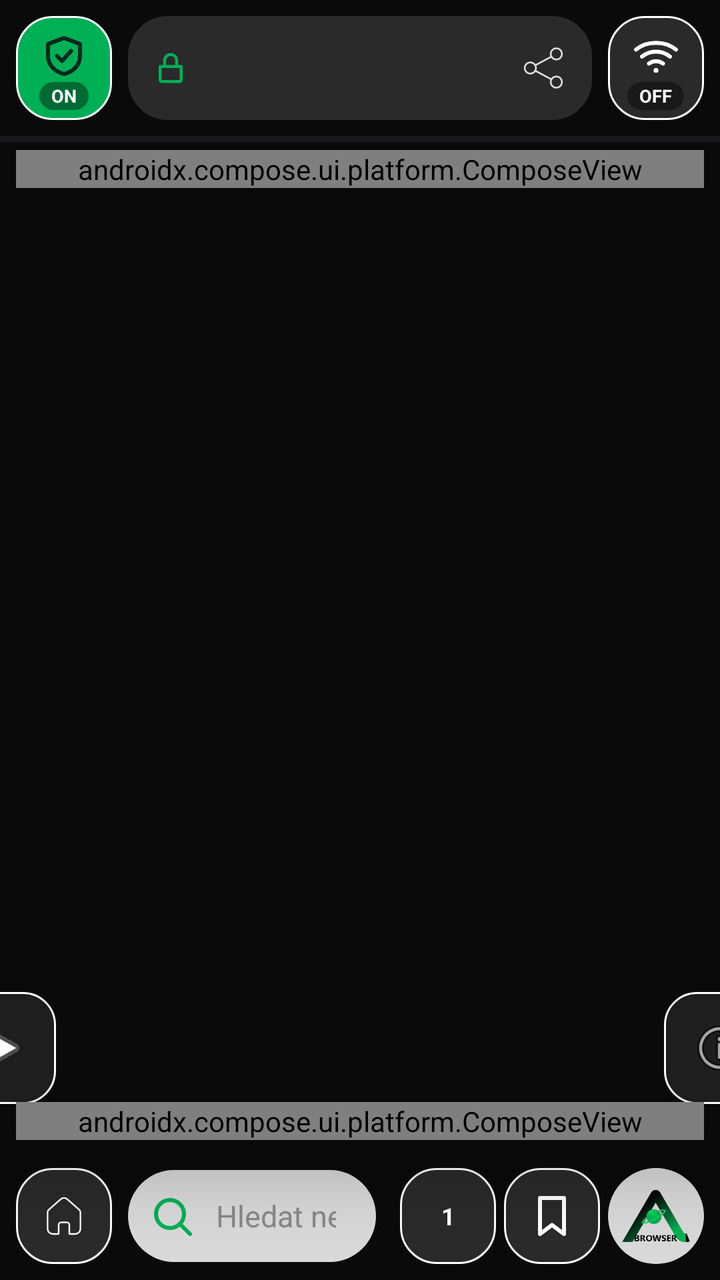
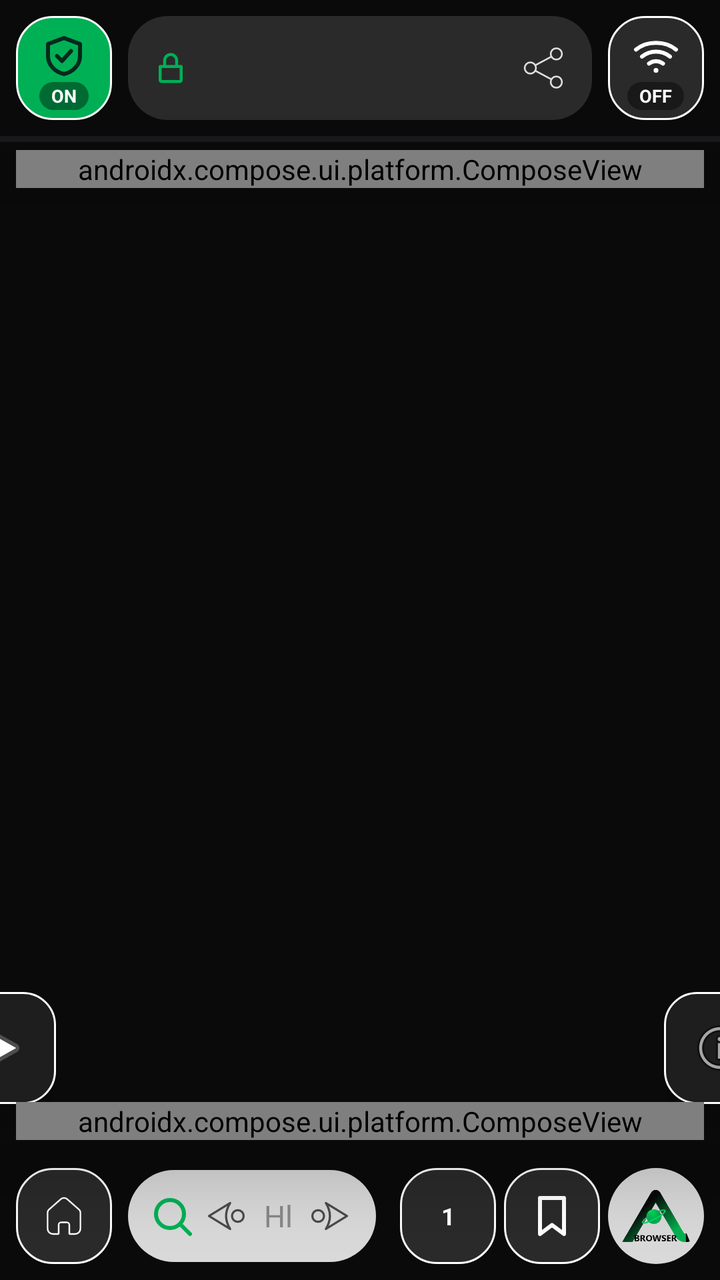

Compare the two renders of this Android layout. The source of the first and the diff that turns it into the second are given below.
<!-- AndroidManifest.xml: application theme Theme.ActimelTeamBrowser -->
<!-- res/layout/activity_main.xml -->
<?xml version="1.0" encoding="utf-8"?>
<androidx.constraintlayout.widget.ConstraintLayout xmlns:android="http://schemas.android.com/apk/res/android"
    xmlns:app="http://schemas.android.com/apk/res-auto"
    android:id="@+id/root"
    android:focusable="true"
    android:focusableInTouchMode="true"
    android:layout_width="match_parent"
    android:layout_height="match_parent"
    android:background="#0A0A0A">

    
    <LinearLayout
        android:id="@+id/topBar"
        android:layout_width="0dp"
        android:layout_height="wrap_content"
        android:orientation="horizontal"
        android:gravity="center_vertical"
        android:padding="8dp"
        android:background="@android:color/transparent"
        android:elevation="12dp"
        app:layout_constraintTop_toTopOf="parent"
        app:layout_constraintStart_toStartOf="parent"
        app:layout_constraintEnd_toEndOf="parent">

        
        <FrameLayout
            android:id="@+id/btnAdBlock"
            android:layout_width="48dp"
            android:layout_height="52dp"
            android:background="@drawable/btn_adblock_on"
            android:clickable="true"
            android:focusable="true"
            android:contentDescription="AdBlock">

            <ImageView
                android:id="@+id/ivAdBlock"
                android:layout_width="24dp"
                android:layout_height="24dp"
                android:layout_gravity="center_horizontal"
                android:layout_marginTop="8dp"
                android:src="@drawable/ic_shield_check"/>

            <TextView
                android:id="@+id/tvAdBlockState"
                android:layout_width="wrap_content"
                android:layout_height="14dp"
                android:layout_gravity="center_horizontal|bottom"
                android:layout_marginBottom="5dp"
                android:background="@drawable/bg_badge"
                android:gravity="center"
                android:paddingHorizontal="6dp"
                android:text="ON"
                android:textColor="#FFFFFF"
                android:textSize="9sp"
                android:textStyle="bold"/>
        </FrameLayout>

        
        <LinearLayout
            android:id="@+id/urlContainer"
            android:layout_width="0dp"
            android:layout_height="52dp"
            android:layout_weight="1"
            android:layout_marginHorizontal="8dp"
            android:orientation="horizontal"
            android:gravity="center_vertical"
            android:background="@drawable/bg_url_dark"
            android:addStatesFromChildren="true"
            android:paddingHorizontal="12dp">

            
            <FrameLayout
                android:layout_width="36dp"
                android:layout_height="40dp"
                android:layout_marginStart="-9dp">

                <ImageView
                    android:id="@+id/ivUrlLock"
                    android:layout_width="match_parent"
                    android:layout_height="match_parent"
                    android:padding="9dp"
                    android:scaleType="fitCenter"
                    android:clickable="true"
                    android:focusable="true"
                    android:contentDescription="Informace o stránce"
                    android:src="@drawable/ic_lock"/>

                
                <View
                    android:id="@+id/vUrlLockDot"
                    android:layout_width="8dp"
                    android:layout_height="8dp"
                    android:layout_gravity="top|end"
                    android:layout_marginTop="6dp"
                    android:layout_marginEnd="4dp"
                    android:visibility="gone"/>
            </FrameLayout>

            <EditText
                android:id="@+id/etTopUrl"
                android:layout_width="0dp"
                android:layout_height="match_parent"
                android:layout_weight="1"
                android:background="@null"
                android:textColor="#FFFFFF"
                android:textStyle="bold"
                android:textSize="14sp"
                android:singleLine="true"
                android:paddingHorizontal="8dp"/>

            
            <ImageView
                android:id="@+id/ivUrlShare"
                android:layout_width="46dp"
                android:layout_height="48dp"
                android:layout_marginEnd="-11dp"
                android:padding="10dp"
                android:alpha="0.85"
                android:scaleType="fitCenter"
                android:clickable="true"
                android:focusable="true"
                android:contentDescription="Sdílet"
                android:src="@drawable/ic_share_url"/>
        </LinearLayout>

        
        <FrameLayout
            android:id="@+id/btnVpn"
            android:layout_width="48dp"
            android:layout_height="52dp"
            android:background="@drawable/btn_circle_dark"
            android:clickable="true"
            android:focusable="true"
            android:contentDescription="VPN">

            <ImageView
                android:id="@+id/ivVpn"
                android:layout_width="24dp"
                android:layout_height="24dp"
                android:layout_gravity="center_horizontal"
                android:layout_marginTop="8dp"
                android:src="@drawable/ic_wifi"/>

            <TextView
                android:id="@+id/tvVpnState"
                android:layout_width="wrap_content"
                android:layout_height="14dp"
                android:layout_gravity="center_horizontal|bottom"
                android:layout_marginBottom="5dp"
                android:background="@drawable/bg_badge"
                android:gravity="center"
                android:paddingHorizontal="6dp"
                android:text="OFF"
                android:textColor="#FFFFFF"
                android:textSize="9sp"
                android:textStyle="bold"/>
        </FrameLayout>
    </LinearLayout>

    <ProgressBar
        android:id="@+id/progressBar"
        style="?android:attr/progressBarStyleHorizontal"
        android:layout_width="0dp"
        android:layout_height="3dp"
        app:layout_constraintTop_toBottomOf="@id/topBar"
        app:layout_constraintStart_toStartOf="parent"
        app:layout_constraintEnd_toEndOf="parent"/>

    <FrameLayout
        android:id="@+id/webContainer"
        android:layout_width="0dp"
        android:layout_height="0dp"
        app:layout_constraintTop_toTopOf="parent"
        app:layout_constraintBottom_toBottomOf="parent"
        app:layout_constraintStart_toStartOf="parent"
        app:layout_constraintEnd_toEndOf="parent"/>

    
    <ImageButton
        android:id="@+id/btnSideLeftMain"
        android:layout_width="56dp"
        android:layout_height="56dp"
        android:background="@drawable/side_button_bg"
        android:src="@android:drawable/ic_media_play"
        android:elevation="8dp"
        android:translationX="-28dp"
        app:layout_constraintBottom_toTopOf="@id/bottomBar"
        app:layout_constraintStart_toStartOf="parent"
        android:layout_marginBottom="24dp"/>

    <ImageButton
        android:id="@+id/btnSideRightMain"
        android:layout_width="56dp"
        android:layout_height="56dp"
        android:background="@drawable/side_button_bg"
        android:src="@android:drawable/ic_menu_info_details"
        android:elevation="8dp"
        android:translationX="28dp"
        app:layout_constraintBottom_toTopOf="@id/bottomBar"
        app:layout_constraintEnd_toEndOf="parent"
        android:layout_marginBottom="24dp"/>

    
    <androidx.compose.ui.platform.ComposeView
        android:id="@+id/suggestionsTopView"
        android:layout_width="0dp"
        android:layout_height="wrap_content"
        android:layout_marginHorizontal="8dp"
        android:layout_marginTop="4dp"
        android:elevation="20dp"
        app:layout_constraintTop_toBottomOf="@id/progressBar"
        app:layout_constraintStart_toStartOf="parent"
        app:layout_constraintEnd_toEndOf="parent"/>

    
    <androidx.compose.ui.platform.ComposeView
        android:id="@+id/suggestionsView"
        android:layout_width="0dp"
        android:layout_height="wrap_content"
        android:layout_marginHorizontal="8dp"
        android:layout_marginBottom="6dp"
        android:elevation="20dp"
        app:layout_constraintBottom_toTopOf="@id/bottomBar"
        app:layout_constraintStart_toStartOf="parent"
        app:layout_constraintEnd_toEndOf="parent"/>

    
    <LinearLayout
        android:id="@+id/bottomBar"
        android:layout_width="0dp"
        android:layout_height="wrap_content"
        android:orientation="horizontal"
        android:gravity="center_vertical"
        android:padding="8dp"
        android:background="@android:color/transparent"
        android:elevation="16dp"
        app:layout_constraintBottom_toBottomOf="parent"
        app:layout_constraintStart_toStartOf="parent"
        app:layout_constraintEnd_toEndOf="parent">

        
        
        <FrameLayout
            android:id="@+id/btnHome"
            android:layout_width="48dp"
            android:layout_height="48dp"
            android:background="@drawable/btn_circle_dark"
            android:clickable="true"
            android:focusable="true"
            android:contentDescription="Domu">

            <ImageView
                android:id="@+id/ivHome"
                android:layout_width="24dp"
                android:layout_height="24dp"
                android:layout_gravity="center"
                android:src="@drawable/ic_home"/>

            <ImageView
                android:id="@+id/ivHomeGreen"
                android:layout_width="24dp"
                android:layout_height="24dp"
                android:layout_gravity="center"
                android:src="@drawable/ic_home"
                android:tint="#00B055"
                android:visibility="invisible"/>
        </FrameLayout>

        
        <EditText
            android:id="@+id/etSearchMain"
            android:layout_width="0dp"
            android:layout_height="46dp"
            android:layout_weight="1"
            android:layout_marginHorizontal="8dp"
            android:background="@drawable/bg_search_white"
            android:hint="Hledat nebo zadat URL"
            android:textColor="#000000"
            android:textColorHint="#888888"
            android:paddingStart="10dp"
            android:paddingEnd="20dp"
            android:drawableStart="@drawable/ic_search"
            android:drawablePadding="10dp"
            android:singleLine="true"
            android:textSize="15sp"/>

        
        
        <FrameLayout
            android:id="@+id/btnTabs"
            android:layout_width="48dp"
            android:layout_height="48dp"
            android:layout_marginStart="4dp"
            android:background="@drawable/btn_circle_dark"
            android:clickable="true"
            android:focusable="true"
            android:contentDescription="Karty">

            <TextView
                android:id="@+id/tvTabCount"
                android:layout_width="24dp"
                android:layout_height="24dp"
                android:layout_gravity="center"
                android:gravity="center"
                android:text="1"
                android:textColor="#FFFFFF"
                android:textSize="12sp"
                android:textStyle="bold"/>
        </FrameLayout>

        
        <FrameLayout
            android:id="@+id/btnBookmarks"
            android:layout_width="48dp"
            android:layout_height="48dp"
            android:layout_marginStart="4dp"
            android:background="@drawable/btn_circle_dark"
            android:clickable="true"
            android:focusable="true"
            android:contentDescription="Zalozky">

            <ImageView
                android:id="@+id/ivBookmarks"
                android:layout_width="24dp"
                android:layout_height="24dp"
                android:layout_gravity="center"
                android:src="@drawable/ic_bookmark"/>
        </FrameLayout>

        <ImageButton
            android:id="@+id/btnSettings"
            android:layout_width="48dp"
            android:layout_height="48dp"
            android:layout_marginStart="4dp"
            android:background="@drawable/bg_search_white"
            android:padding="7dp"
            android:scaleType="fitCenter"
            android:src="@drawable/asap_logo"
            android:contentDescription="Nastaveni"/>
    </LinearLayout>

    
    <androidx.compose.ui.platform.ComposeView
        android:id="@+id/gestureView"
        android:layout_width="0dp"
        android:layout_height="0dp"
        android:elevation="35dp"
        android:visibility="gone"
        app:layout_constraintTop_toTopOf="parent"
        app:layout_constraintBottom_toBottomOf="parent"
        app:layout_constraintStart_toStartOf="parent"
        app:layout_constraintEnd_toEndOf="parent"/>

    
    <androidx.compose.ui.platform.ComposeView
        android:id="@+id/tabsView"
        android:layout_width="0dp"
        android:layout_height="0dp"
        android:elevation="40dp"
        android:visibility="gone"
        app:layout_constraintTop_toTopOf="parent"
        app:layout_constraintBottom_toBottomOf="parent"
        app:layout_constraintStart_toStartOf="parent"
        app:layout_constraintEnd_toEndOf="parent"/>

</androidx.constraintlayout.widget.ConstraintLayout>
<!-- resources referenced by this layout -->
<resources>
  <!-- drawable bg_badge (drawable) -->
  <?xml version="1.0" encoding="utf-8"?>
  <shape xmlns:android="http://schemas.android.com/apk/res/android" android:shape="rectangle">
      <solid android:color="#66000000"/>
      <corners android:radius="8dp"/>
  </shape>
  <!-- drawable btn_adblock_on (drawable) -->
  <?xml version="1.0" encoding="utf-8"?>
  <shape xmlns:android="http://schemas.android.com/apk/res/android" android:shape="rectangle">
      <solid android:color="#00B055"/>
      <corners android:radius="18dp"/>
      <stroke android:width="1dp" android:color="#FFFFFF"/>
  </shape>
  <!-- drawable btn_circle_dark (drawable) -->
  <?xml version="1.0" encoding="utf-8"?>
  <shape xmlns:android="http://schemas.android.com/apk/res/android" android:shape="rectangle">
      <solid android:color="#2A2A2A"/>
      <corners android:radius="18dp"/>
      <stroke android:width="1dp" android:color="#FFFFFF"/>
  </shape>
  <!-- drawable side_button_bg (drawable) -->
  <?xml version="1.0" encoding="utf-8"?>
  <shape xmlns:android="http://schemas.android.com/apk/res/android" android:shape="rectangle">
      <solid android:color="#1E1E1E"/>
      <corners android:radius="16dp"/>
      <stroke android:width="1dp" android:color="#FFFFFF"/>
  </shape>
  <style name="Theme.ActimelTeamBrowser" parent="Base.Theme.ActimelTeamBrowser" />
  <style name="Base.Theme.ActimelTeamBrowser" parent="Theme.Material3.DayNight.NoActionBar">
          
          <item name="android:windowSplashScreenAnimatedIcon">@android:color/transparent</item>
          <item name="android:windowSplashScreenBackground">@android:color/black</item>
          
          
      </style>
  <!-- unchanged entries left out for length: 10 -->
</resources>

<!-- the commit's change to res/layout/activity_main.xml (unified diff, before → after) -->
@@ -261,28 +261,81 @@
                 android:layout_width="24dp"
                 android:layout_height="24dp"
                 android:layout_gravity="center"
-                android:src="@drawable/ic_home"
+                android:src="@drawable/ic_home_filled"
                 android:tint="#00B055"
                 android:visibility="invisible"/>
         </FrameLayout>
 
         
-        <EditText
-            android:id="@+id/etSearchMain"
+        <FrameLayout
             android:layout_width="0dp"
             android:layout_height="46dp"
             android:layout_weight="1"
-            android:layout_marginHorizontal="8dp"
-            android:background="@drawable/bg_search_white"
-            android:hint="Hledat nebo zadat URL"
-            android:textColor="#000000"
-            android:textColorHint="#888888"
-            android:paddingStart="10dp"
-            android:paddingEnd="20dp"
-            android:drawableStart="@drawable/ic_search"
-            android:drawablePadding="10dp"
-            android:singleLine="true"
-            android:textSize="15sp"/>
+            android:layout_marginHorizontal="8dp">
+
+            <EditText
+                android:id="@+id/etSearchMain"
+                android:layout_width="match_parent"
+                android:layout_height="match_parent"
+                android:background="@drawable/bg_search_white"
+                android:hint="Hledat"
+                android:textColor="#000000"
+                android:textColorHint="#888888"
+                android:paddingStart="10dp"
+                android:paddingEnd="42dp"
+                android:drawableStart="@drawable/ic_search"
+                android:drawablePadding="34dp"
+                android:singleLine="true"
+                android:textSize="15sp"/>
+
+            <FrameLayout
+                android:id="@+id/btnNavBack"
+                android:layout_width="30dp"
+                android:layout_height="match_parent"
+                android:layout_gravity="start|center_vertical"
+                android:layout_marginStart="34dp"
+                android:clickable="true"
+                android:focusable="true"
+                android:contentDescription="Zpět">
+                <ImageView
+                    android:layout_width="20dp"
+                    android:layout_height="20dp"
+                    android:layout_gravity="center"
+                    android:src="@drawable/ic_nav_back"/>
+                <ImageView
+                    android:id="@+id/ivNavBackFill"
+                    android:layout_width="20dp"
+                    android:layout_height="20dp"
+                    android:layout_gravity="center"
+                    android:src="@drawable/ic_nav_back_filled"
+                    android:visibility="invisible"/>
+            </FrameLayout>
+
+            <FrameLayout
+                android:id="@+id/btnNavForward"
+                android:layout_width="34dp"
+                android:layout_height="match_parent"
+                android:layout_gravity="end|center_vertical"
+                android:layout_marginEnd="6dp"
+                android:clickable="true"
+                android:focusable="true"
+                android:contentDescription="Vpřed">
+                <ImageView
+                    android:layout_width="20dp"
+                    android:layout_height="20dp"
+                    android:layout_gravity="center"
+                    android:scaleX="-1"
+                    android:src="@drawable/ic_nav_back"/>
+                <ImageView
+                    android:id="@+id/ivNavForwardFill"
+                    android:layout_width="20dp"
+                    android:layout_height="20dp"
+                    android:layout_gravity="center"
+                    android:scaleX="-1"
+                    android:src="@drawable/ic_nav_back_filled"
+                    android:visibility="invisible"/>
+            </FrameLayout>
+        </FrameLayout>
 
         
         
<!-- resource entries referenced after the edit -->
@@ -20,6 +20,61 @@
       <corners android:radius="18dp"/>
       <stroke android:width="1dp" android:color="#FFFFFF"/>
   </shape>
+  <!-- drawable ic_home_filled (drawable) -->
+  <?xml version="1.0" encoding="utf-8"?>
+  <vector xmlns:android="http://schemas.android.com/apk/res/android"
+      android:width="24dp"
+      android:height="24dp"
+      android:viewportWidth="24"
+      android:viewportHeight="24">
+      <path
+          android:pathData="M9.08 21L6.48 21A2.7 2.7 0 0 1 3.78 18.3L3.78 10.26A1.9 1.9 0 0 1 4.43 8.83L10.41 3.56A2.4 2.4 0 0 1 13.59 3.56L19.57 8.83A1.9 1.9 0 0 1 20.22 10.26L20.22 18.3A2.7 2.7 0 0 1 17.52 21L14.9 21A0.25 0.25 0 0 1 14.65 20.75L14.65 16.43A1.25 1.25 0 0 0 13.4 15.18L10.58 15.18A1.25 1.25 0 0 0 9.33 16.43L9.33 20.75A0.25 0.25 0 0 1 9.08 21Z"
+          android:fillColor="#FFFFFFFF"
+          android:strokeColor="#FFFFFFFF"
+          android:strokeWidth="0.8"
+          android:strokeLineCap="round"
+          android:strokeLineJoin="round" />
+  </vector>
+  <!-- drawable ic_nav_back (drawable) -->
+  <?xml version="1.0" encoding="utf-8"?>
+  <vector xmlns:android="http://schemas.android.com/apk/res/android"
+      android:width="24dp"
+      android:height="24dp"
+      android:viewportWidth="24"
+      android:viewportHeight="24">
+      <path
+          android:pathData="M14.5 4.2L1.8 12L14.5 19.8Q9.6 12 14.5 4.2Z"
+          android:fillColor="#00000000"
+          android:strokeColor="#FF4A4A4A"
+          android:strokeWidth="1.3"
+          android:strokeLineCap="round"
+          android:strokeLineJoin="round" />
+      <path
+          android:pathData="M15.6 12a3.5 3.5 0 1 0 7 0a3.5 3.5 0 1 0 -7 0Z"
+          android:fillColor="#00000000"
+          android:strokeColor="#FF4A4A4A"
+          android:strokeWidth="1.3" />
+  </vector>
+  <!-- drawable ic_nav_back_filled (drawable) -->
+  <?xml version="1.0" encoding="utf-8"?>
+  <vector xmlns:android="http://schemas.android.com/apk/res/android"
+      android:width="24dp"
+      android:height="24dp"
+      android:viewportWidth="24"
+      android:viewportHeight="24">
+      <path
+          android:pathData="M14.5 4.2L1.8 12L14.5 19.8Q9.6 12 14.5 4.2Z"
+          android:fillColor="#FFFFFFFF"
+          android:strokeColor="#FFFFFFFF"
+          android:strokeWidth="1.3"
+          android:strokeLineCap="round"
+          android:strokeLineJoin="round" />
+      <path
+          android:pathData="M15.6 12a3.5 3.5 0 1 0 7 0a3.5 3.5 0 1 0 -7 0Z"
+          android:fillColor="#FFFFFFFF"
+          android:strokeColor="#FFFFFFFF"
+          android:strokeWidth="1.3" />
+  </vector>
   <!-- drawable side_button_bg (drawable) -->
   <?xml version="1.0" encoding="utf-8"?>
   <shape xmlns:android="http://schemas.android.com/apk/res/android" android:shape="rectangle">
